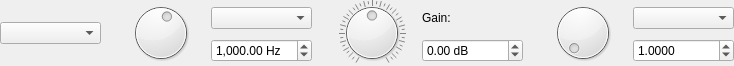
Above: Editor/guis/BiQuadFilterGUI.ui from xup61069/EqAPO64_with_VST3_support before the change. Below: the same form after it.
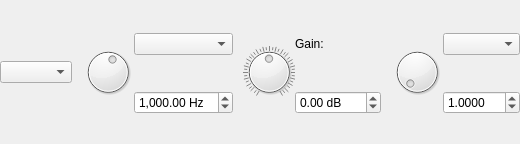
That is the form after the change.

```diff
--- a/Editor/guis/BiQuadFilterGUI.ui
+++ b/Editor/guis/BiQuadFilterGUI.ui
@@ -6,8 +6,8 @@
    <rect>
     <x>0</x>
     <y>0</y>
-    <width>734</width>
-    <height>66</height>
+    <width>520</width>
+    <height>144</height>
    </rect>
   </property>
   <property name="windowTitle">
```
